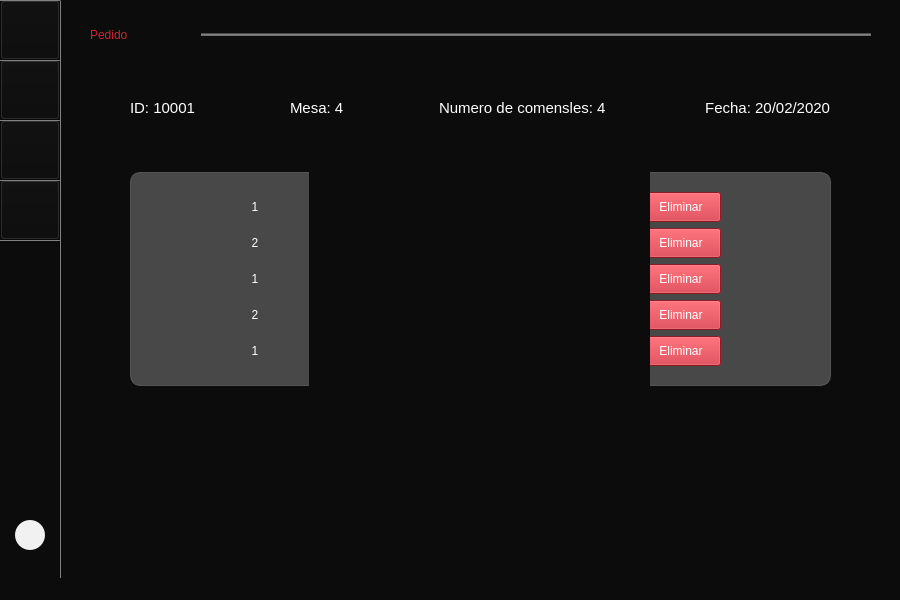
camvaz/restaurante-ihc, file Restaurante/Mesero/principal_mesero.ui: the form before one commit.
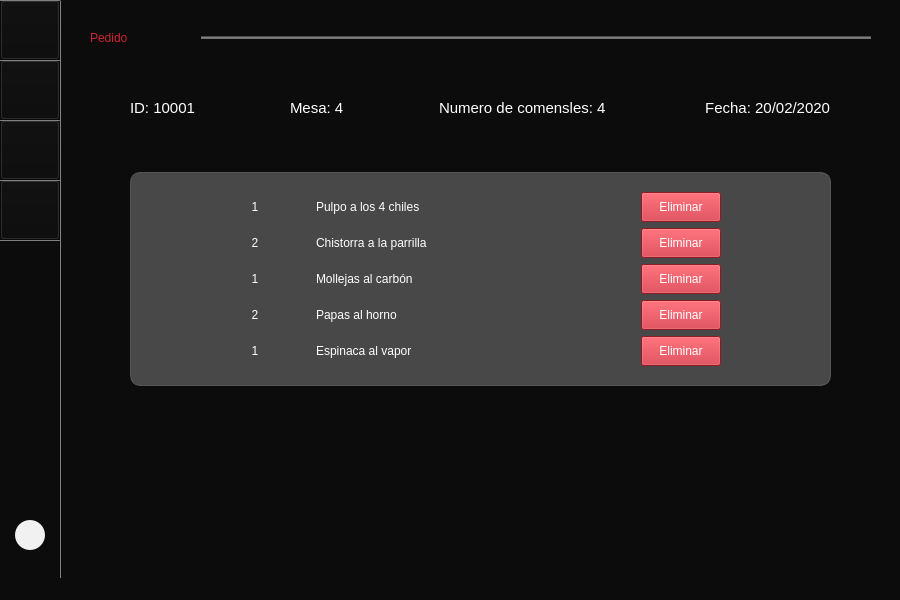
The form after the commit. The open tabs and pages were chosen to show the change.

What changed in the file:
```diff
--- a/Restaurante/Mesero/principal_mesero.ui
+++ b/Restaurante/Mesero/principal_mesero.ui
@@ -3169,29 +3169,13 @@
      </widget>
     </widget>
     <widget class="QWidget" name="page_14">
-     <widget class="QLabel" name="label_pedido">
-      <property name="geometry">
-       <rect>
-        <x>229</x>
-        <y>140</y>
-        <width>341</width>
-        <height>311</height>
-       </rect>
-      </property>
-      <property name="text">
-       <string/>
-      </property>
-      <property name="scaledContents">
-       <bool>true</bool>
-      </property>
-     </widget>
-     <widget class="QWidget" name="">
+     <widget class="QWidget" name="layoutWidget">
       <property name="geometry">
        <rect>
         <x>10</x>
         <y>20</y>
         <width>781</width>
-        <height>30</height>
+        <height>35</height>
        </rect>
       </property>
       <layout class="QHBoxLayout" name="horizontalLayout_40">
@@ -3225,7 +3209,7 @@
        </item>
       </layout>
      </widget>
-     <widget class="QWidget" name="">
+     <widget class="QWidget" name="layoutWidget">
       <property name="geometry">
        <rect>
         <x>50</x>
```
Left out of the diff: 667 changed lines with no effect on the pictures.
